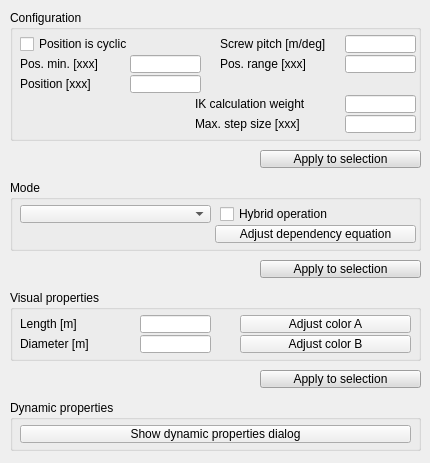
Old version of the form ui/qdlgjoints.ui in the repository CoppeliaRobotics/coppeliaSimLib.
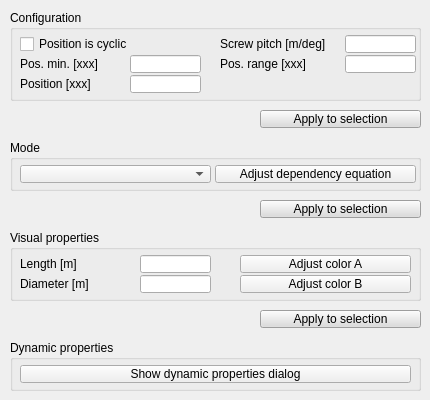
New version of the form.

```diff
--- a/ui/qdlgjoints.ui
+++ b/ui/qdlgjoints.ui
@@ -7,7 +7,7 @@
     <x>0</x>
     <y>0</y>
     <width>430</width>
-    <height>463</height>
+    <height>400</height>
    </rect>
   </property>
   <property name="windowTitle">
@@ -22,7 +22,7 @@
      <x>10</x>
      <y>10</y>
      <width>411</width>
-     <height>131</height>
+     <height>91</height>
     </rect>
    </property>
    <property name="title">
@@ -139,60 +139,14 @@
      <string>Position [xxx]</string>
     </property>
    </widget>
-   <widget class="QLineEdit" name="qqIkWeight">
-    <property name="geometry">
-     <rect>
-      <x>335</x>
-      <y>85</y>
-      <width>71</width>
-      <height>18</height>
-     </rect>
-    </property>
-   </widget>
-   <widget class="QLabel" name="label_8">
-    <property name="geometry">
-     <rect>
-      <x>185</x>
-      <y>85</y>
-      <width>151</width>
-      <height>18</height>
-     </rect>
-    </property>
-    <property name="text">
-     <string>IK calculation weight</string>
-    </property>
-   </widget>
-   <widget class="QLineEdit" name="qqMaxStepSize">
-    <property name="geometry">
-     <rect>
-      <x>335</x>
-      <y>105</y>
-      <width>71</width>
-      <height>18</height>
-     </rect>
-    </property>
-   </widget>
-   <widget class="QLabel" name="qqStepSizeLabel">
-    <property name="geometry">
-     <rect>
-      <x>185</x>
-      <y>105</y>
-      <width>151</width>
-      <height>18</height>
-     </rect>
-    </property>
-    <property name="text">
-     <string>Max. step size [xxx]</string>
-    </property>
-   </widget>
   </widget>
   <widget class="QGroupBox" name="groupBox_2">
    <property name="geometry">
     <rect>
      <x>10</x>
-     <y>180</y>
+     <y>140</y>
      <width>411</width>
-     <height>71</height>
+     <height>51</height>
     </rect>
    </property>
    <property name="title">
@@ -211,27 +165,11 @@
      </rect>
     </property>
    </widget>
-   <widget class="QCheckBox" name="qqHybrid">
-    <property name="geometry">
-     <rect>
-      <x>210</x>
-      <y>25</y>
-      <width>191</width>
-      <height>18</height>
-     </rect>
-    </property>
-    <property name="focusPolicy">
-     <enum>Qt::StrongFocus</enum>
-    </property>
-    <property name="text">
-     <string>Hybrid operation</string>
-    </property>
-   </widget>
    <widget class="QToolButton" name="qqAdjustDependency">
     <property name="geometry">
      <rect>
       <x>205</x>
-      <y>45</y>
+      <y>25</y>
       <width>201</width>
       <height>18</height>
      </rect>
@@ -248,7 +186,7 @@
    <property name="geometry">
     <rect>
      <x>10</x>
-     <y>400</y>
+     <y>340</y>
      <width>411</width>
      <height>51</height>
     </rect>
@@ -283,7 +221,7 @@
    <property name="geometry">
     <rect>
      <x>10</x>
-     <y>290</y>
+     <y>230</y>
      <width>411</width>
      <height>71</height>
     </rect>
@@ -377,7 +315,7 @@
    <property name="geometry">
     <rect>
      <x>260</x>
-     <y>150</y>
+     <y>110</y>
      <width>161</width>
      <height>18</height>
     </rect>
@@ -835,7 +773,7 @@
    <property name="geometry">
     <rect>
      <x>260</x>
-     <y>260</y>
+     <y>200</y>
      <width>161</width>
      <height>18</height>
     </rect>
@@ -1293,7 +1231,7 @@
    <property name="geometry">
     <rect>
      <x>260</x>
-     <y>370</y>
+     <y>310</y>
      <width>161</width>
      <height>18</height>
     </rect>
```
Left out of the diff: 3 changed lines with no effect on the pictures.
